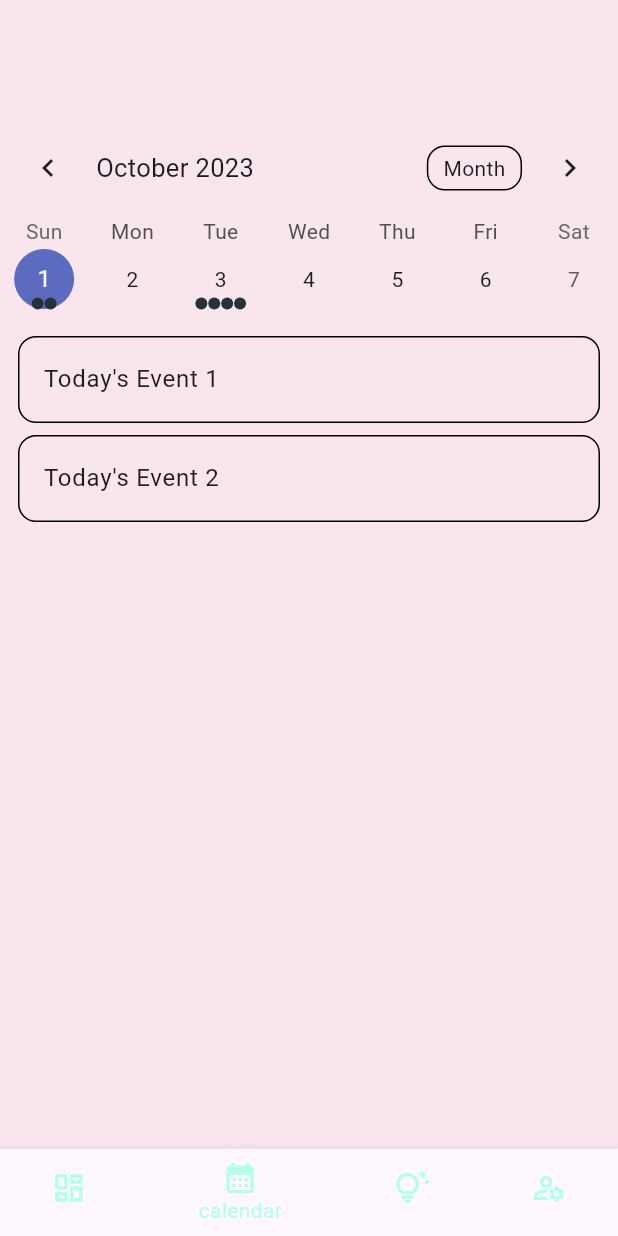
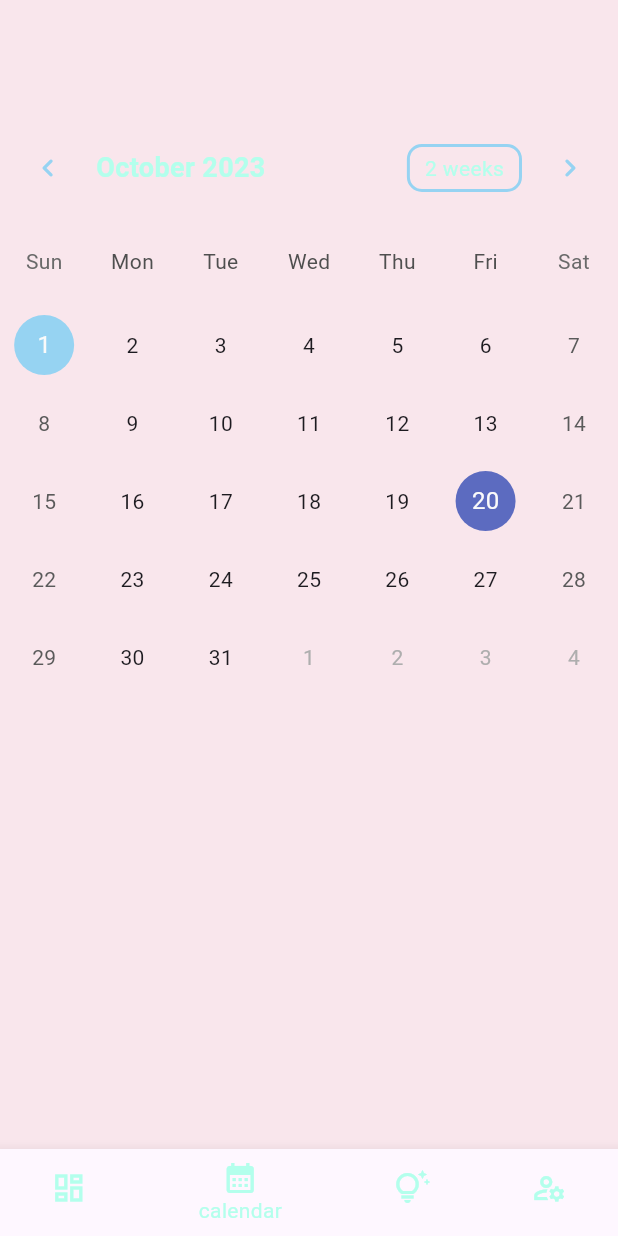
Before and after one commit to aanish37/Stritva, a Flutter app: the screen it shows after launch, item 2 of the bottom bar chosen, on a phone screen of 412 x 824 dp. Run offline on Flutter 3.47's test engine with Material 2 defaults, Android fonts, the phone set to English and light mode, and no system bars; drawn by our look-alikes of table_calendar.

```diff
--- a/lib/view/calendar_page.dart
+++ b/lib/view/calendar_page.dart
@@ -1,6 +1,8 @@
 import 'package:flutter/material.dart';
+import '../constant.dart';
 import 'package:table_calendar/table_calendar.dart';
 import '../model/events.dart';
+// import '../model/eventWidget.dart';
 
 class CalendarPage extends StatefulWidget {
   const CalendarPage({Key? key}) : super(key: key);
@@ -9,32 +11,82 @@ class CalendarPage extends StatefulWidget {
   State<CalendarPage> createState() => _CalendarPageState();
 }
 
+enum Options { search, upload, copy, exit }
+
 class _CalendarPageState extends State<CalendarPage> {
-
   var _selectedDay = DateTime.now();
   var _focusedDay = DateTime.now();
-  var _calendarFormat = CalendarFormat.week;
- late ValueNotifier<List<Event>> _selectedEvents;
+  var _calendarFormat = CalendarFormat.month;
+
+  DateTime _firstMensurationDay = DateTime(2023, 10, 20);
+  bool _dateClicked = false;
+
+  final int _cycleLength = 28;
+  final int _numberOfDays = 4;
+  int months = 12;
+
+  // bool checkMensturalDay(DateTime day) {
+  //   for (int i = 1; i < months; i++) {
+  //     if (day == _firstMensurationDay.add(Duration(days: i * _cycleLength))) {
+  //       return true;
+  //     }
+  //   }
+  //   return false;
+  // }
+
+  bool isMenstrualDay(DateTime day) {
+    DateTime currentDate = _firstMensurationDay;
+    for (int i = 0; i < _numberOfDays * months; i++) {
+      if (day.year == currentDate.year &&
+          day.month == currentDate.month &&
+          day.day == currentDate.day) {
 
 
-  List<Event> _getEventsForDay(DateTime day) {
-    return kEvents[day] ?? [];
+        return true;
+      }
+      currentDate = currentDate.add(Duration(days: _cycleLength));
+    }
+    return false;
   }
 
+  Widget _showPopUpMenu(BuildContext context) {
+    return PopupMenuButton(
+        itemBuilder: (BuildContext context) => [
+              _buildPopupMenuItem('Search', Icons.search, Options.search.index),
+              _buildPopupMenuItem('Upload', Icons.upload, Options.upload.index),
+              _buildPopupMenuItem('Copy', Icons.copy, Options.copy.index),
+              _buildPopupMenuItem(
+                  'Exit', Icons.exit_to_app, Options.exit.index),
+            ]);
+  }
 
-void initState() {
+  PopupMenuItem _buildPopupMenuItem(
+      String title, IconData iconData, int position) {
+    return PopupMenuItem(
+      value: position,
+      child: Row(
+        mainAxisAlignment: MainAxisAlignment.spaceAround,
+        children: [
+          Icon(
+            iconData,
+            color: Colors.black,
+          ),
+          Text(title),
+        ],
+      ),
+    );
+  }
+
+  void initState() {
     super.initState();
 
     _selectedDay = _focusedDay;
-    _selectedEvents = ValueNotifier(_getEventsForDay(_selectedDay));
   }
 
-   @override
+  @override
   void dispose() {
-    _selectedEvents.dispose();
     super.dispose();
   }
-
 
   @override
   Widget build(BuildContext context) {
@@ -48,72 +100,63 @@ void initState() {
           lastDay: DateTime.utc(2030, 3, 14),
           focusedDay: _focusedDay, // Use _focusedDay as the focused day
           calendarFormat: _calendarFormat, //which format like month or week
+          daysOfWeekHeight: 60,
           onPageChanged: (focusedDay) {
             _focusedDay = focusedDay;
           }, //to not change the focuse day when we reload
+          headerStyle: HeaderStyle(
+              titleTextStyle: TextStyle(
+                  color: buttonColor,
+                  fontWeight: FontWeight.bold,
+                  fontSize: 18),
+              formatButtonTextStyle: TextStyle(color: buttonColor),
+              formatButtonDecoration: BoxDecoration(
+                border: Border.all(color: borderColor, width: 2),
+                borderRadius: BorderRadius.circular(10),
+              ),
+
+              //for left icon
+              leftChevronIcon: Icon(
+                Icons.chevron_left_rounded,
+                color: borderColor,
+              ),
+              //for right icon
+              rightChevronIcon: Icon(
+                Icons.chevron_right_rounded,
+                color: borderColor,
+              )),
 
           onFormatChanged: (format) {
             setState(() {
               _calendarFormat = format;
               // When format changes, update the focusedDay accordingly
-              if (_calendarFormat == CalendarFormat.week) {
+              if (_calendarFormat == CalendarFormat.month) {
                 _focusedDay =
                     _selectedDay; // Set focusedDay to selectedDay for week view
               }
             });
           },
           selectedDayPredicate: (day) {
-            return isSameDay(_selectedDay, day);
+            return isMenstrualDay(day);
           },
           onDaySelected: (selectedDay, focusedDay) {
             setState(() {
               _selectedDay = selectedDay;
               _focusedDay = focusedDay;
+              _dateClicked = true;
             });
           },
-          //all about events loading
 
-          eventLoader: (day) {
-            return _getEventsForDay(day);
-          },
+          calendarStyle: const CalendarStyle(
+              todayDecoration: BoxDecoration(
+            shape: BoxShape.circle,
+            color: borderColor,
+          )),
         ),
-
-
-        const SizedBox(height: 8.0),
-          Expanded(
-            child: ValueListenableBuilder<List<Event>>(
-              valueListenable: _selectedEvents,
-              builder: (context, value, _) {
-                return ListView.builder(
-                  itemCount: value.length,
-                  itemBuilder: (context, index) {
-                    return Container(
-                      margin: const EdgeInsets.symmetric(
-                        horizontal: 12.0,
-                        vertical: 4.0,
-                      ),
-                      decoration: BoxDecoration(
-                        border: Border.all(),
-                        borderRadius: BorderRadius.circular(12.0),
-                      ),
-                      child: ListTile(
-                        onTap: () => print('${value[index]}'),
-                        title: Text('${value[index]}'),
-                      ),
-                    );
-                  },
-                );
-              },
-            ),
-          ),
-
-
-
-
-
-
-
-
+        // _dateClicked
+        //     ? _buildPopupMenuItem('Search', Icons.search, Options.search.index)
+        //     : Container(),
+        // const SizedBox(height: 8.0),
       ],
     );
   }
```
Also changed, not shown: lib/view/info_page.dart (+83 -1 lines).
